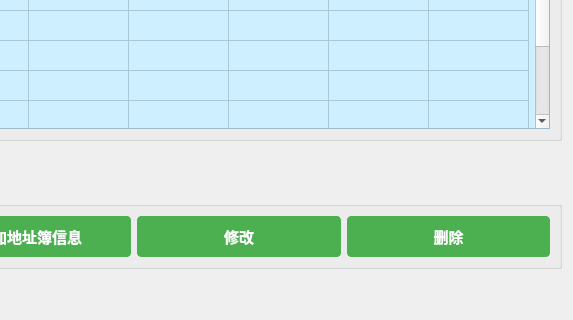
The window that modules/user/address_book.ui (gfzyl/Parcel-System) describes before a commit, drawn with Qt 5; both pictures show x 95 to 668 and y 122 to 442 of the 668 by 442 pixel window.
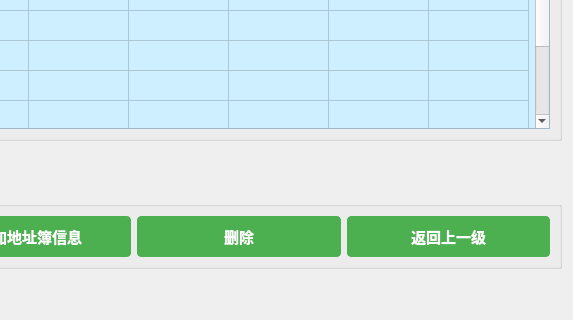
The same window after the commit.

What changed in the file:
```diff
--- a/modules/user/address_book.ui
+++ b/modules/user/address_book.ui
@@ -212,16 +212,16 @@
          </widget>
         </item>
         <item>
-         <widget class="QPushButton" name="btn_modify">
+         <widget class="QPushButton" name="btn_delete">
           <property name="text">
-           <string>修改</string>
+           <string>删除</string>
           </property>
          </widget>
         </item>
         <item>
-         <widget class="QPushButton" name="btn_delete">
+         <widget class="QPushButton" name="btn_return">
           <property name="text">
-           <string>删除</string>
+           <string>返回上一级</string>
           </property>
          </widget>
         </item>
```
